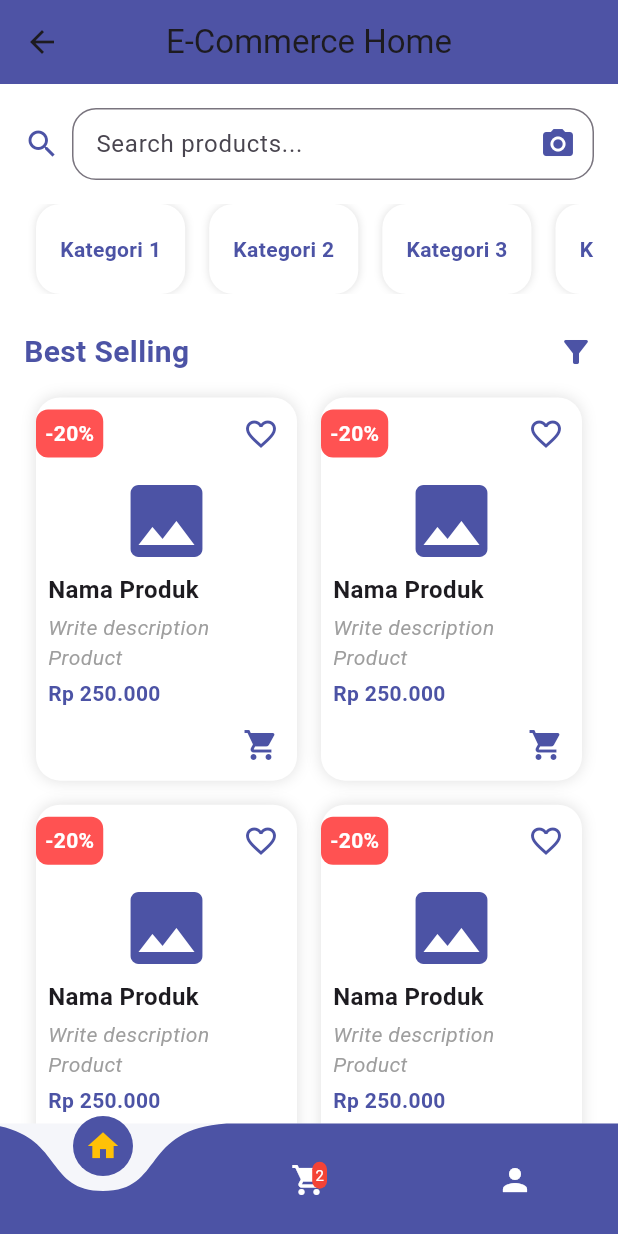
After one commit to RungFif/E-Commerce-UI, a Flutter app: the HomePage screen opened by its route, on a phone screen of 412 x 824 dp. The commit adds this screen. Run offline on Flutter 3.47's test engine with Material 3 defaults, Android fonts, the phone set to English and light mode, and no system bars; drawn by our look-alikes of curved_navigation_bar.

Commit message:
final addition

```diff
--- a/lib/main.dart
+++ b/lib/main.dart
@@ -2,6 +2,9 @@ import 'package:flutter/material.dart';
 import 'pages/login_page.dart';
 import 'pages/register_page.dart';
 import 'pages/account_page.dart';
+import 'pages/home_page.dart';
+import 'pages/list_chat.dart';
+import 'pages/detail_chat.dart';
 import 'pages/change_password_page.dart';
 import 'pages/cart_page.dart';
 
@@ -21,6 +24,9 @@ class MyApp extends StatelessWidget {
         'LoginPage': (context) => const LoginPage(),
         'RegisterPage': (context) => const RegisterPage(),
         'AccountPage': (context) => const AccountPage(),
+        'HomePage': (context) => const HomePage(),
+        'ListChatPage': (context) => const ListChatPage(),
+        'DetailChatPage': (context) => const DetailChatPage(),
         'ChangePasswordPage': (context) => const ChangePasswordPage(),
         'CartPage': (context) => const CartPage(),
       },
--- /dev/null
+++ b/lib/pages/home_page.dart
@@ -0,0 +1,158 @@
+import 'package:flutter/material.dart';
+import '../widgets/HomeAppBar.dart';
+import '../widgets/CategoriesWidget.dart';
+import '../widgets/ItemsWidget.dart';
+import 'package:curved_navigation_bar/curved_navigation_bar.dart';
+
+class HomePage extends StatefulWidget {
+  const HomePage({super.key});
+
+  @override
+  State<HomePage> createState() => _HomePageState();
+}
+
+class _HomePageState extends State<HomePage> {
+  int _pageIndex = 0;
+  final _pageController = PageController();
+
+  @override
+  Widget build(BuildContext context) {
+    return Scaffold(
+      appBar: const HomeAppBar(),
+      backgroundColor: const Color(0xFFF5F6FA),
+      body: PageView(
+        controller: _pageController,
+        onPageChanged: (index) {
+          setState(() {
+            _pageIndex = index;
+          });
+        },
+        children: [
+          _buildHomePageContent(),
+          Container(
+            color: Colors.white,
+            child: Center(child: Text('Cart Page')),
+          ),
+          Container(
+            color: Colors.white,
+            child: Center(child: Text('Account Page')),
+          ),
+        ],
+      ),
+      bottomNavigationBar: CurvedNavigationBar(
+        index: _pageIndex,
+        backgroundColor: const Color(0xFFF5F6FA),
+        color: const Color(0xFF4C53A5),
+        animationDuration: const Duration(milliseconds: 300),
+        items: [
+          Icon(
+            Icons.home,
+            color: _pageIndex == 0 ? Colors.amber : Colors.white,
+          ),
+          Stack(
+            children: [
+              Icon(
+                Icons.shopping_cart,
+                color: _pageIndex == 1 ? Colors.amber : Colors.white,
+              ),
+              Positioned(
+                right: 0,
+                child: Container(
+                  padding: const EdgeInsets.all(2),
+                  decoration: BoxDecoration(
+                    color: Colors.red,
+                    borderRadius: BorderRadius.circular(8),
+                  ),
+                  child: const Text(
+                    '2',
+                    style: TextStyle(color: Colors.white, fontSize: 10),
+                  ),
+                ),
+              ),
+            ],
+          ),
+          Icon(
+            Icons.person,
+            color: _pageIndex == 2 ? Colors.amber : Colors.white,
+          ),
+        ],
+        onTap: (index) {
+          setState(() {
+            _pageIndex = index;
+            _pageController.jumpToPage(index);
+          });
+        },
+      ),
+    );
+  }
+
+  Widget _buildHomePageContent() {
+    return ListView(
+      padding: const EdgeInsets.all(0),
+      children: [
+        Container(
+          padding: const EdgeInsets.symmetric(horizontal: 16, vertical: 16),
+          decoration: const BoxDecoration(
+            color: Colors.white,
+            borderRadius: BorderRadius.vertical(bottom: Radius.circular(32)),
+            boxShadow: [
+              BoxShadow(
+                color: Colors.black12,
+                blurRadius: 16,
+                offset: Offset(0, 4),
+              ),
+            ],
+          ),
+          child: Column(
+            crossAxisAlignment: CrossAxisAlignment.start,
+            children: [
+              Row(
+                children: [
+                  const Icon(Icons.search, color: Color(0xFF4C53A5)),
+                  const SizedBox(width: 8),
+                  Expanded(
+                    child: TextField(
+                      decoration: InputDecoration(
+                        hintText: 'Search products...',
+                        border: OutlineInputBorder(
+                          borderRadius: BorderRadius.circular(16),
+                        ),
+                        contentPadding: const EdgeInsets.symmetric(
+                          horizontal: 12,
+                          vertical: 8,
+                        ),
+                        suffixIcon: Icon(
+                          Icons.camera_alt,
+                          color: Color(0xFF4C53A5),
+                        ),
+                      ),
+                    ),
+                  ),
+                ],
+              ),
+              const SizedBox(height: 16),
+              const CategoriesWidget(),
+              const SizedBox(height: 24),
+              Row(
+                mainAxisAlignment: MainAxisAlignment.spaceBetween,
+                children: [
+                  const Text(
+                    'Best Selling',
+                    style: TextStyle(
+                      fontSize: 20,
+                      fontWeight: FontWeight.bold,
+                      color: Color(0xFF4C53A5),
+                    ),
+                  ),
+                  Icon(Icons.filter_alt, color: Color(0xFF4C53A5)),
+                ],
+              ),
+              const SizedBox(height: 8),
+              const ItemsWidget(),
+            ],
+          ),
+        ),
+      ],
+    );
+  }
+}
--- /dev/null
+++ b/lib/widgets/CategoriesWidget.dart
@@ -0,0 +1,35 @@
+import 'package:flutter/material.dart';
+
+class CategoriesWidget extends StatelessWidget {
+  const CategoriesWidget({super.key});
+
+  @override
+  Widget build(BuildContext context) {
+    return SizedBox(
+      height: 60,
+      child: ListView(
+        scrollDirection: Axis.horizontal,
+        children: List.generate(5, (index) {
+          return Container(
+            margin: const EdgeInsets.symmetric(horizontal: 8),
+            padding: const EdgeInsets.symmetric(horizontal: 16, vertical: 8),
+            decoration: BoxDecoration(
+              color: Colors.white,
+              borderRadius: BorderRadius.circular(16),
+              boxShadow: [BoxShadow(color: Colors.black12, blurRadius: 4)],
+            ),
+            child: Center(
+              child: Text(
+                'Kategori ${index + 1}',
+                style: const TextStyle(
+                  color: Color(0xFF4C53A5),
+                  fontWeight: FontWeight.bold,
+                ),
+              ),
+            ),
+          );
+        }),
+      ),
+    );
+  }
+}
--- /dev/null
+++ b/lib/widgets/HomeAppBar.dart
@@ -0,0 +1,18 @@
+import 'package:flutter/material.dart';
+
+class HomeAppBar extends StatelessWidget implements PreferredSizeWidget {
+  const HomeAppBar({super.key});
+
+  @override
+  Widget build(BuildContext context) {
+    return AppBar(
+      backgroundColor: const Color(0xFF4C53A5),
+      elevation: 4,
+      title: const Text('E-Commerce Home'),
+      centerTitle: true,
+    );
+  }
+
+  @override
+  Size get preferredSize => const Size.fromHeight(kToolbarHeight);
+}
--- /dev/null
+++ b/lib/widgets/ItemsWidget.dart
@@ -0,0 +1,106 @@
+import 'package:flutter/material.dart';
+
+class ItemsWidget extends StatelessWidget {
+  const ItemsWidget({super.key});
+
+  @override
+  Widget build(BuildContext context) {
+    return GridView.count(
+      crossAxisCount: 2,
+      shrinkWrap: true,
+      physics: const NeverScrollableScrollPhysics(),
+      childAspectRatio: 0.7,
+      children: List.generate(4, (index) {
+        return Container(
+          margin: const EdgeInsets.all(8),
+          decoration: BoxDecoration(
+            color: Colors.white,
+            borderRadius: BorderRadius.circular(16),
+            boxShadow: [BoxShadow(color: Colors.black12, blurRadius: 8)],
+          ),
+          child: Column(
+            crossAxisAlignment: CrossAxisAlignment.start,
+            children: [
+              Row(
+                mainAxisAlignment: MainAxisAlignment.spaceBetween,
+                children: [
+                  Container(
+                    padding: const EdgeInsets.all(6),
+                    decoration: BoxDecoration(
+                      color: Colors.redAccent,
+                      borderRadius: BorderRadius.circular(8),
+                    ),
+                    child: const Text(
+                      '-20%',
+                      style: TextStyle(
+                        color: Colors.white,
+                        fontWeight: FontWeight.bold,
+                      ),
+                    ),
+                  ),
+                  IconButton(
+                    icon: const Icon(
+                      Icons.favorite_border,
+                      color: Color(0xFF4C53A5),
+                    ),
+                    onPressed: () {},
+                  ),
+                ],
+              ),
+              Expanded(
+                child: Center(
+                  child: Icon(
+                    Icons.image,
+                    size: 64,
+                    color: Color(0xFF4C53A5),
+                  ), // Ganti dengan Image.asset jika ada gambar
+                ),
+              ),
+              Padding(
+                padding: const EdgeInsets.symmetric(horizontal: 8),
+                child: Column(
+                  crossAxisAlignment: CrossAxisAlignment.start,
+                  children: const [
+                    Text(
+                      'Nama Produk',
+                      style: TextStyle(
+                        fontWeight: FontWeight.bold,
+                        fontSize: 16,
+                      ),
+                    ),
+                    SizedBox(height: 4),
+                    Text(
+                      'Write description Product',
+                      style: TextStyle(
+                        fontStyle: FontStyle.italic,
+                        color: Colors.grey,
+                      ),
+                    ),
+                    SizedBox(height: 4),
+                    Text(
+                      'Rp 250.000',
+                      style: TextStyle(
+                        color: Color(0xFF4C53A5),
+                        fontWeight: FontWeight.bold,
+                      ),
+                    ),
+                  ],
+                ),
+              ),
+              Align(
+                alignment: Alignment.bottomRight,
+                child: IconButton(
+                  icon: const Icon(
+                    Icons.shopping_cart,
+                    color: Color(0xFF4C53A5),
+                  ),
+                  onPressed: () {},
+                ),
+              ),
+            ],
+          ),
+        );
+      }),
+    );
+  }
+}
--- a/pubspec.yaml
+++ b/pubspec.yaml
@@ -34,6 +34,7 @@ dependencies:
   # The following adds the Cupertino Icons font to your application.
   # Use with the CupertinoIcons class for iOS style icons.
   cupertino_icons: ^1.0.8
+  curved_navigation_bar: ^1.0.6
 
 dev_dependencies:
   flutter_test:
```
Also changed, not shown: lib/pages/detail_chat.dart (added, +165 -0 lines), lib/pages/list_chat.dart (added, +128 -0 lines), pubspec.lock.
